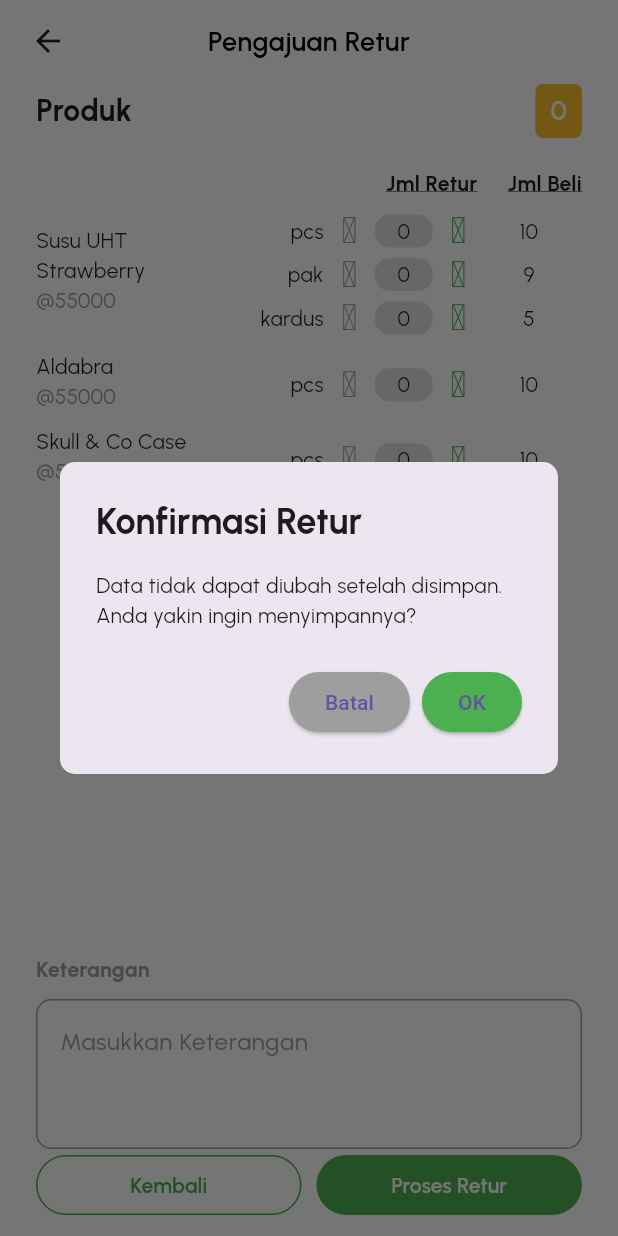
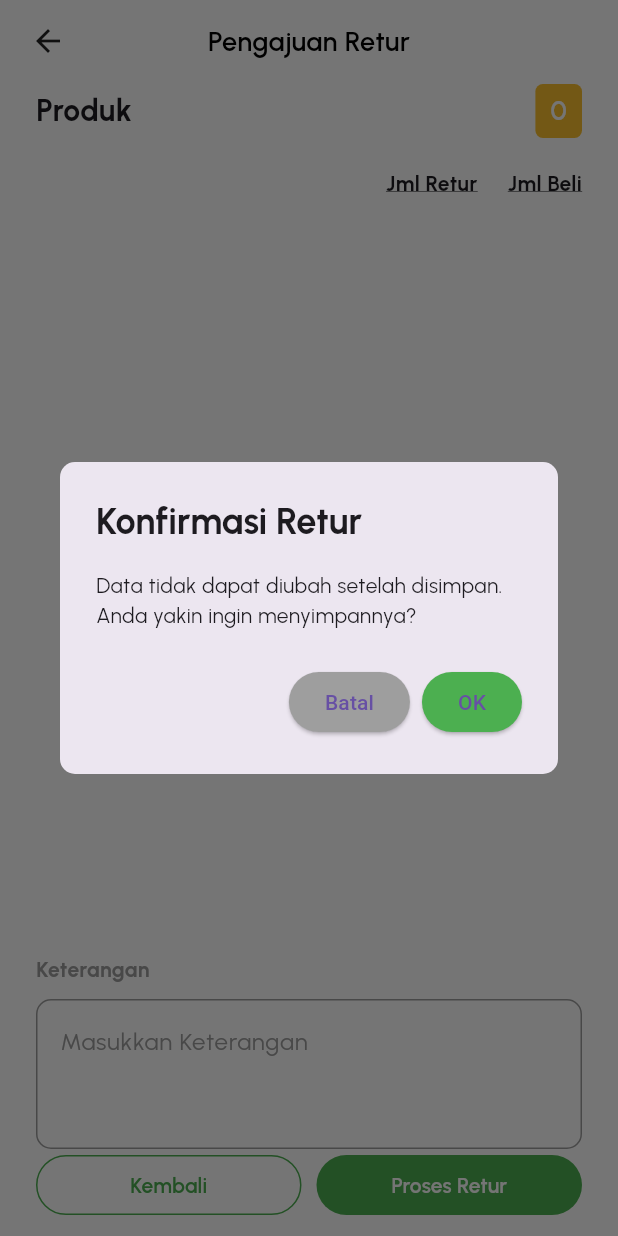
Before and after one commit to rudiusman18/toko-SM-Delivery, a Flutter app: the ReturPage screen opened directly with empty values, after a tap on "Proses Retur", on a phone screen of 412 x 824 dp. Run offline on Flutter 3.47's test engine with Material 3 defaults, Android fonts, the phone set to English and light mode, and no system bars; our stand-ins replace google_fonts, page_transition, shared_preferences, solar_icons, syncfusion_flutter_datepicker; accounts and stored records are empty.

Commit message:
Update retur_page.dart

```diff
--- a/lib/transaction_Detail_Folder/retur_page.dart
+++ b/lib/transaction_Detail_Folder/retur_page.dart
@@ -70,34 +70,6 @@ class _ReturPageState extends State<ReturPage> {
 
   @override
   Widget build(BuildContext context) {
-    if (listProduct.isEmpty) {
-      listProduct = [
-        ProductRetur(
-          productName: "Susu UHT Strawberry",
-          price: 55000,
-          data: [
-            ProductReturData(satuan: "pcs", returValue: 0, buyValue: 10),
-            ProductReturData(satuan: "pak", returValue: 0, buyValue: 9),
-            ProductReturData(satuan: "kardus", returValue: 0, buyValue: 5),
-          ],
-        ),
-        ProductRetur(
-          productName: "Aldabra",
-          price: 55000,
-          data: [
-            ProductReturData(satuan: "pcs", returValue: 0, buyValue: 10),
-          ],
-        ),
-        ProductRetur(
-          productName: "Skull & Co Case",
-          price: 55000,
-          data: [
-            ProductReturData(satuan: "pcs", returValue: 0, buyValue: 10),
-          ],
-        )
-      ];
-    }
-
     // ignore: no_leading_underscores_for_local_identifiers
     _modalDialog({required String title, required String messages}) {
       showDialog(
```
